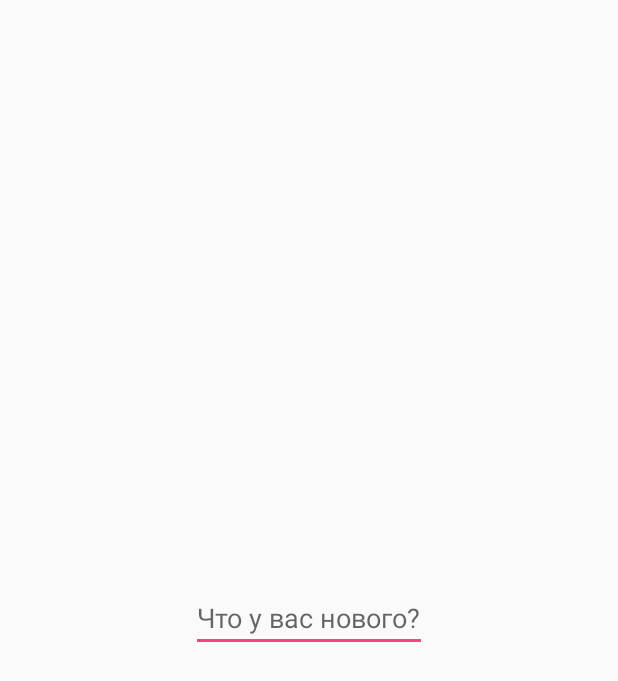
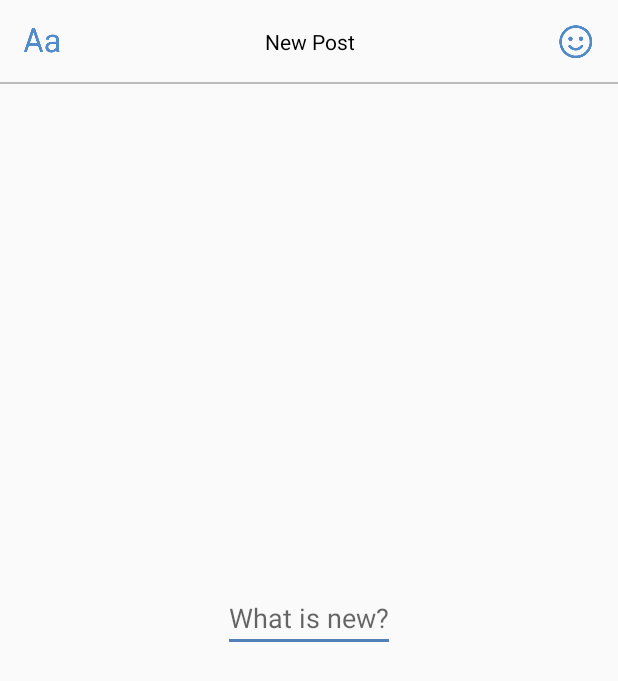
Before and after one commit to dvpermyakov/image-post-android, an Android app: the screen it shows after launch (MainActivity), on a phone screen of 412 x 824 dp. Shown: the top 681 px of the screen. Run offline under Robolectric (Android 15) with nearby library versions, the phone set to English and light mode, and no system bars.

Commit message:
add image post header

```diff
--- a/app/src/main/AndroidManifest.xml
+++ b/app/src/main/AndroidManifest.xml
@@ -5,7 +5,7 @@
         android:name=".application.MainApplication"
         android:allowBackup="true"
         android:icon="@mipmap/ic_launcher"
-        android:label="@string/app_name"
+        android:label="@string/app_application_title"
         android:theme="@style/MainTheme">
 
         <activity android:name=".activities.MainActivity">
--- a/app/src/main/java/com/dvpermyakov/imagepostapplication/fragments/CreateImagePostFragment.kt
+++ b/app/src/main/java/com/dvpermyakov/imagepostapplication/fragments/CreateImagePostFragment.kt
@@ -2,7 +2,6 @@ package com.dvpermyakov.imagepostapplication.fragments
 
 import com.dvpermyakov.base.fragments.BaseFragment
 import com.dvpermyakov.imagepostapplication.R
-
 
 /**
  * Created by dmitrypermyakov on 28/04/2018.
--- a/app/src/main/res/layout/fragment_image_post.xml
+++ b/app/src/main/res/layout/fragment_image_post.xml
@@ -1,16 +1,18 @@
 <?xml version="1.0" encoding="utf-8"?>
 <android.support.constraint.ConstraintLayout xmlns:android="http://schemas.android.com/apk/res/android"
+    xmlns:app="http://schemas.android.com/apk/res-auto"
     android:layout_width="match_parent"
-    android:layout_height="match_parent"
-    xmlns:app="http://schemas.android.com/apk/res-auto">
+    android:layout_height="match_parent">
+
+    <include layout="@layout/layout_image_post_header" />
 
     <EditText
         android:layout_width="wrap_content"
         android:layout_height="wrap_content"
-        android:hint="Что у вас нового?"
-        app:layout_constraintTop_toTopOf="parent"
+        android:hint="@string/app_image_post_text_hint"
+        app:layout_constraintBottom_toBottomOf="parent"
         app:layout_constraintLeft_toLeftOf="parent"
         app:layout_constraintRight_toRightOf="parent"
-        app:layout_constraintBottom_toBottomOf="parent"/>
+        app:layout_constraintTop_toTopOf="parent" />
 
 </android.support.constraint.ConstraintLayout>
--- /dev/null
+++ b/app/src/main/res/layout/layout_image_post_header.xml
@@ -0,0 +1,50 @@
+<?xml version="1.0" encoding="utf-8"?>
+<android.support.constraint.ConstraintLayout xmlns:android="http://schemas.android.com/apk/res/android"
+    xmlns:app="http://schemas.android.com/apk/res-auto"
+    android:layout_width="match_parent"
+    android:layout_height="wrap_content">
+
+    <ImageButton
+        android:id="@+id/fontButtonView"
+        android:layout_width="wrap_content"
+        android:layout_height="wrap_content"
+        android:layout_alignParentStart="true"
+        android:background="?attr/selectableItemBackgroundBorderless"
+        android:padding="@dimen/size_medium"
+        android:src="@drawable/ic_toolbar_font"
+        app:layout_constraintBottom_toBottomOf="parent"
+        app:layout_constraintLeft_toLeftOf="parent"
+        app:layout_constraintTop_toTopOf="parent" />
+
+    <TextView
+        android:layout_width="0dp"
+        android:layout_height="0dp"
+        android:gravity="center"
+        android:text="@string/app_image_post_header"
+        android:textColor="@color/textColorPrimary"
+        app:layout_constraintBottom_toBottomOf="parent"
+        app:layout_constraintLeft_toRightOf="@+id/fontButtonView"
+        app:layout_constraintRight_toLeftOf="@+id/stickerButtonView"
+        app:layout_constraintTop_toTopOf="parent" />
+
+    <ImageButton
+        android:id="@+id/stickerButtonView"
+        android:layout_width="wrap_content"
+        android:layout_height="wrap_content"
+        android:layout_alignParentStart="true"
+        android:background="?attr/selectableItemBackgroundBorderless"
+        android:padding="@dimen/size_medium"
+        android:src="@drawable/ic_toolbar_sticker"
+        app:layout_constraintBottom_toBottomOf="parent"
+        app:layout_constraintRight_toRightOf="parent"
+        app:layout_constraintTop_toTopOf="parent" />
+
+    <View
+        android:layout_width="match_parent"
+        android:layout_height="@dimen/size_xxxsmall"
+        android:background="@color/colorGrey"
+        app:layout_constraintBottom_toBottomOf="parent"
+        app:layout_constraintLeft_toLeftOf="parent"
+        app:layout_constraintRight_toRightOf="parent" />
+
+</android.support.constraint.ConstraintLayout>
--- a/app/src/main/res/values/colors.xml
+++ b/app/src/main/res/values/colors.xml
@@ -1,6 +1,10 @@
 <?xml version="1.0" encoding="utf-8"?>
 <resources>
-    <color name="colorPrimary">#3F51B5</color>
-    <color name="colorPrimaryDark">#303F9F</color>
-    <color name="colorAccent">#FF4081</color>
+    <color name="colorPrimary">#5181b8</color>
+    <color name="colorPrimaryDark">#5181b8</color>
+    <color name="colorAccent">#5181b8</color>
+    <color name="colorBlack">#000000</color>
+    <color name="colorGrey">#bcbcbc</color>
+
+    <color name="colorBackground">#ffffff</color>
 </resources>
--- a/app/src/main/res/values/strings.xml
+++ b/app/src/main/res/values/strings.xml
@@ -1,3 +1,5 @@
 <resources>
-    <string name="app_name">Image Post Application</string>
+    <string name="app_application_title">Image Post Application</string>
+    <string name="app_image_post_header">New Post</string>
+    <string name="app_image_post_text_hint">What is new?</string>
 </resources>
--- /dev/null
+++ b/base/src/main/res/values/colors.xml
@@ -0,0 +1,5 @@
+<?xml version="1.0" encoding="utf-8"?>
+<resources>
+    <color name="textColorPrimary">#000000</color>
+    <color name="textColorSecondary">#800d1826</color>
+</resources>
--- a/base/src/main/res/values/strings.xml
+++ b/base/src/main/res/values/strings.xml
@@ -1,3 +1 @@
-<resources>
-    <string name="app_name">base</string>
-</resources>
+<resources/>
```
Also changed, not shown: base/src/main/res/values/dimens.xml (added, +23 -0 lines).
